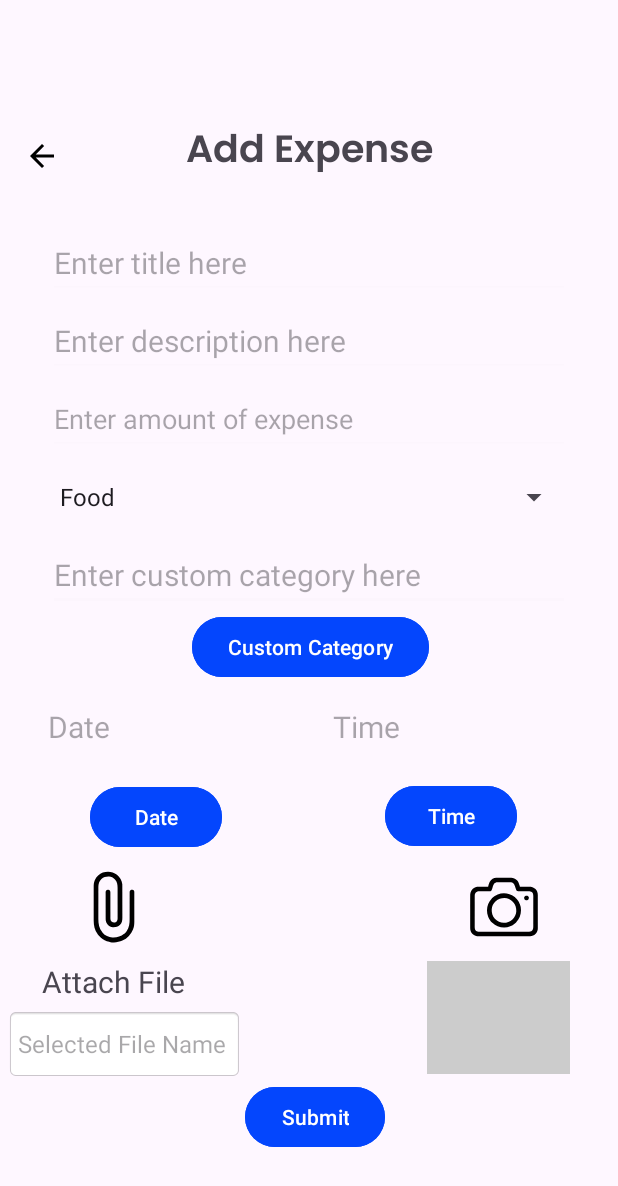
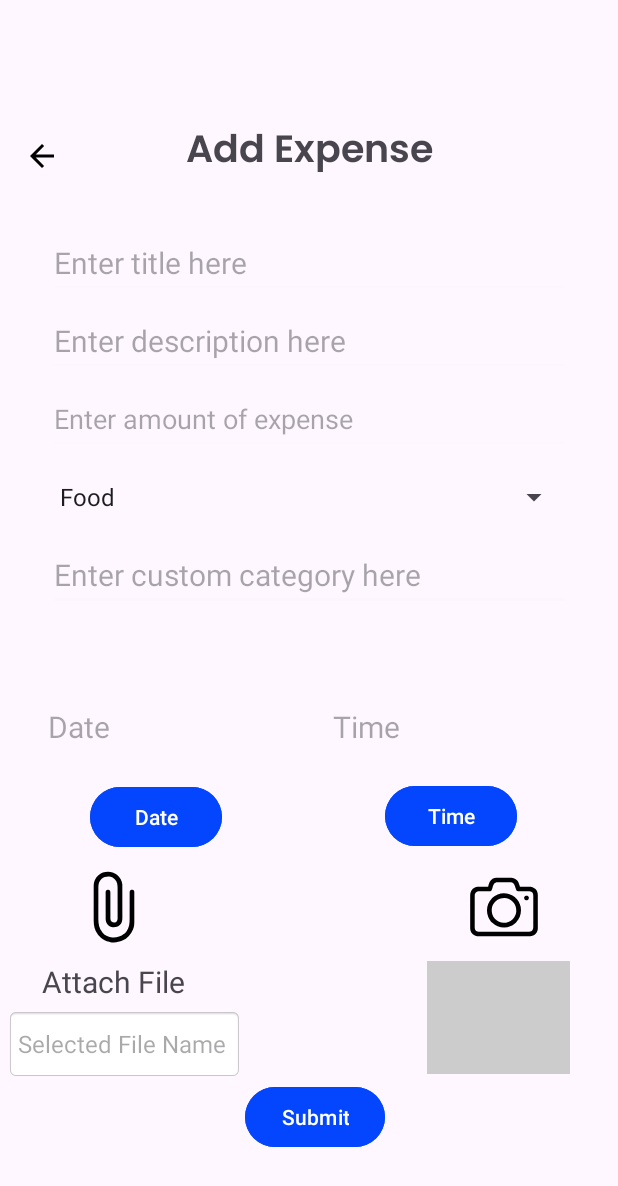
Before and after one commit to KgaladiTumisoSekgoka/VaultWise-Part3, an Android app: the AddExpense screen opened directly, with no data from a screen before it, on a phone screen of 412 x 824 dp. Shown: the top 1186 px of the screen. Run offline under Robolectric (Android 15) with nearby library versions, the phone set to English and light mode, and no system bars; our stand-ins replace Room's generated code.

Commit message:
Refactored budget goal setup and expense tracking
-   Updated `getTotalExpensesForMonth` query in `ExpenseDao` to use `LIKE` for date matching, allowing for prefix-based queries.
-   Added blue color definition in `colors.xml`.
-   Added custom progress bar for the budget to be blue.
-   Updated `loadBudgetData` in `BudgetGoalSetup` to get and display total expenses for the current month with progress bar
- Removed custom category button in `AddExpense`
- Removed custom category button in the design for the `AddExpense` and moved the date and time to be under the category.

```diff
--- a/app/src/main/java/com/example/loginsignup/AddExpense.kt
+++ b/app/src/main/java/com/example/loginsignup/AddExpense.kt
@@ -171,11 +171,11 @@ class AddExpense : AppCompatActivity() {
             }
         }
 
-        val btnCustomCategory = findViewById<Button>(R.id.button5)
+        /*val btnCustomCategory = findViewById<Button>(R.id.button5)
         btnCustomCategory.setOnClickListener {
             val intent = Intent(this, SelectCategory::class.java)
             startActivity(intent)
-        }
+        }*/
 
         val btnHome = findViewById<ImageButton>(R.id.imageButton19)
         btnHome.setOnClickListener {
--- a/app/src/main/java/com/example/loginsignup/data/ExpenseDao.kt
+++ b/app/src/main/java/com/example/loginsignup/data/ExpenseDao.kt
@@ -28,8 +28,8 @@ interface ExpenseDao
     @Query("SELECT SUM(amount) FROM expenses WHERE user_id = :userId")
     suspend fun getTotalSpentByUser(userId: Int): Double?
 
-    @Query("SELECT SUM(amount) FROM expenses WHERE user_id = :userId AND strftime('%m', date) = :month")
-    fun getTotalSpentForMonth(userId: Int, month: String): Double?
+    @Query("SELECT SUM(amount) FROM expenses WHERE user_id = :userId AND date LIKE :datePrefix || '%'")
+    fun getTotalExpensesForMonth(userId: Int, datePrefix: String): Double?
 
     @Query("""
     SELECT categories.category_name, SUM(expenses.amount) as total
--- a/app/src/main/res/layout/activity_add_expense.xml
+++ b/app/src/main/res/layout/activity_add_expense.xml
@@ -110,20 +110,6 @@
         app:layout_constraintStart_toStartOf="parent"
         app:layout_constraintTop_toBottomOf="@+id/editTextNumberDecimal" />
 
-    <Button
-        android:id="@+id/button5"
-        android:layout_width="wrap_content"
-        android:layout_height="wrap_content"
-        android:layout_marginStart="126dp"
-        android:layout_marginTop="52dp"
-        android:layout_marginEnd="126dp"
-        android:backgroundTint="#0446FD"
-        android:text="Custom Category"
-        app:layout_constraintEnd_toEndOf="parent"
-        app:layout_constraintHorizontal_bias="1.0"
-        app:layout_constraintStart_toStartOf="parent"
-        app:layout_constraintTop_toBottomOf="@+id/spinner2" />
-
     <TextView
         android:id="@+id/textView18"
         android:layout_width="wrap_content"
@@ -177,28 +163,28 @@
         android:layout_width="150dp"
         android:layout_height="48dp"
         android:layout_marginStart="32dp"
-        android:layout_marginTop="15dp"
+        android:layout_marginTop="63dp"
         android:backgroundTint="#FCF5FD"
         android:ems="10"
+        android:hint="Date"
         android:inputType="date"
         android:textSize="20dp"
-        android:hint ="Date"
         app:layout_constraintStart_toStartOf="parent"
-        app:layout_constraintTop_toBottomOf="@+id/button5" />
+        app:layout_constraintTop_toBottomOf="@+id/editTextCustomCategory" />
 
     <TextView
         android:id="@+id/editTextTime"
         android:layout_width="150dp"
         android:layout_height="48dp"
-        android:layout_marginTop="15dp"
+        android:layout_marginTop="63dp"
         android:layout_marginEnd="40dp"
         android:backgroundTint="#FCF5FD"
         android:ems="10"
+        android:hint="Time"
         android:inputType="time"
-        android:hint="Time"
         android:textSize="20dp"
         app:layout_constraintEnd_toEndOf="parent"
-        app:layout_constraintTop_toBottomOf="@+id/button5" />
+        app:layout_constraintTop_toBottomOf="@+id/editTextCustomCategory" />
 
     <ImageView
         android:id="@+id/imgCameraImage"
--- a/app/src/main/res/layout/activity_budget_goal_setup.xml
+++ b/app/src/main/res/layout/activity_budget_goal_setup.xml
@@ -161,11 +161,11 @@
 
         <ProgressBar
             android:id="@+id/budgetProgressBar"
-            style="@android:style/Widget.ProgressBar.Horizontal"
+            style="?android:attr/progressBarStyleHorizontal"
             android:layout_width="match_parent"
             android:layout_height="20dp"
             android:max="100"
-            android:progress="0"
+            android:progress="50"
             android:progressDrawable="@drawable/custom_progress_drawable" />
 
         <TextView
@@ -173,6 +173,6 @@
             android:layout_width="wrap_content"
             android:layout_height="wrap_content"
             android:paddingTop="4dp"
-            android:text="Loading budget progress..." />
+            android:text="Track min and max goals here..." />
     </LinearLayout>
 </androidx.constraintlayout.widget.ConstraintLayout>
--- a/app/src/main/res/values/colors.xml
+++ b/app/src/main/res/values/colors.xml
@@ -2,4 +2,6 @@
 <resources>
     <color name="black">#FF000000</color>
     <color name="white">#FFFFFFFF</color>
+    <color name="blue">#0446FD</color> <!-- Or any blue shade you want -->
+
 </resources>
```
Also changed, not shown: app/src/main/java/com/example/loginsignup/BudgetGoalSetup.kt (+11 -2 lines).
